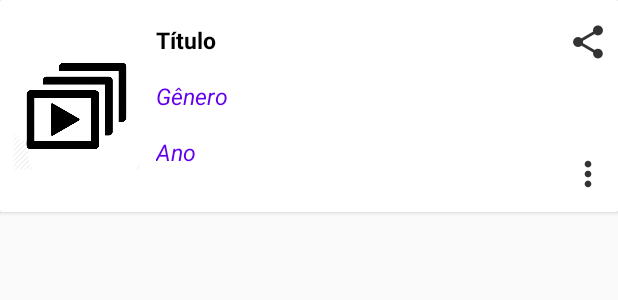
After one commit to artur-auditore/Watch, an Android app: the layout item_serie.xml on its own in the app's theme, with its tools: preview values and no code run, on a phone screen of 412 x 824 dp. The commit adds this screen. Shown: the top 300 px of the screen. Run offline under Robolectric (Android 15) with nearby library versions, the phone set to English and light mode, and no system bars.

Commit message:
Layout da lista de séries melhorado

```diff
--- a/app/src/main/AndroidManifest.xml
+++ b/app/src/main/AndroidManifest.xml
@@ -2,7 +2,9 @@
 <manifest xmlns:android="http://schemas.android.com/apk/res/android"
           xmlns:tools="http://schemas.android.com/tools"
           package="com.example.artur.watch">
+    <uses-permission android:name="android.permission.INTERNET">
 
+    </uses-permission>
     <application
             android:name=".dal.App"
             android:icon="@mipmap/ic_laucher_2"
--- /dev/null
+++ b/app/src/main/res/layout/item_serie.xml
@@ -0,0 +1,107 @@
+<?xml version="1.0" encoding="utf-8"?>
+<android.support.v7.widget.CardView
+        android:layout_width="match_parent"
+        android:layout_height="wrap_content"
+        xmlns:android="http://schemas.android.com/apk/res/android"
+        android:clickable="true"
+        android:foreground="?android:selectableItemBackground"
+        xmlns:tools="http://schemas.android.com/tools">
+
+    <LinearLayout
+            android:orientation="horizontal"
+            android:background="#FFFFFF"
+            android:layout_width="match_parent"
+            android:layout_height="wrap_content">
+
+
+        <ImageView android:layout_width="86dp"
+                   android:src="@mipmap/icone_serie_black"
+                   android:layout_height="125dp"
+                   android:layout_marginStart="8dp"
+                   android:layout_marginEnd="2dp"
+                   android:layout_marginBottom="8dp"
+                   android:layout_marginTop="8dp"
+                   android:id="@+id/imageSerie"/>
+
+        <LinearLayout
+                android:orientation="vertical"
+                android:layout_marginTop="8dp"
+                android:layout_weight="1"
+                android:layout_marginBottom="8dp"
+                android:layout_width="0dp"
+                android:layout_height="match_parent">
+
+            <TextView
+                    android:id="@+id/titulo_serie"
+                    android:layout_width="wrap_content"
+                    android:layout_height="wrap_content"
+                    android:textSize="15sp"
+                    android:textColor="@color/colorPrimary"
+                    android:textStyle="bold"
+                    tools:text="Título"
+                    android:layout_marginEnd="8dp"
+                    android:layout_marginStart="8dp"
+                    android:layout_marginTop="8dp"
+                    android:layout_marginBottom="8dp"
+            />
+
+            <TextView
+                    android:id="@+id/genero_serie"
+                    android:layout_width="wrap_content"
+                    android:layout_height="wrap_content"
+                    android:textSize="15sp"
+                    android:textColor="@color/design_default_color_primary"
+                    android:textStyle="italic"
+                    tools:text="Gênero"
+                    android:layout_marginEnd="8dp"
+                    android:layout_marginStart="8dp"
+                    android:layout_marginTop="8dp"
+                    android:layout_marginBottom="8dp"/>
+
+            <TextView
+                    android:id="@+id/ano_serie"
+                    android:layout_width="wrap_content"
+                    android:layout_height="wrap_content"
+                    android:textSize="15sp"
+                    android:textColor="@color/design_default_color_primary"
+                    android:textStyle="italic"
+                    tools:text="Ano"
+                    android:layout_marginEnd="8dp"
+                    android:layout_marginStart="8dp"
+                    android:layout_marginBottom="8dp"
+                    android:layout_marginTop="8dp"
+            />
+
+        </LinearLayout>
+
+        <LinearLayout
+                android:orientation="vertical"
+                android:layout_marginBottom="8dp"
+                android:layout_marginTop="8dp"
+                android:layout_marginStart="4dp"
+                android:layout_marginEnd="8dp"
+                android:gravity="end"
+                android:layout_width="wrap_content"
+                android:layout_height="match_parent">
+
+            <ImageButton
+                    android:id="@+id/imageCompartilhar"
+                    android:background="@drawable/ic_action_compartilhar"
+                    android:layout_width="wrap_content"
+                    android:layout_marginTop="8dp"
+                    android:layout_marginStart="2dp"
+                    android:layout_marginBottom="64dp"
+                    android:layout_height="wrap_content"/>
+
+            <ImageButton
+                    android:id="@+id/imageOpcoes"
+                    android:background="@drawable/ic_action_opcoes"
+                    android:layout_width="wrap_content"
+                    android:layout_marginStart="8dp"
+                    android:layout_height="wrap_content"/>
+
+        </LinearLayout>
+
+    </LinearLayout>
+
+</android.support.v7.widget.CardView>
```
Also changed, not shown: app/src/main/java/com/example/artur/watch/Adapter/SeriesAdapter.kt (+49 -11 lines), app/src/main/java/com/example/artur/watch/FormularioPostActivity.kt (+12 -3 lines), app/src/main/res/layout/item_filme.xml (deleted, +0 -85 lines), app/src/main/res/drawable-hdpi/ic_action_compartilhar.png (added), app/src/main/res/drawable-hdpi/ic_action_opcoes.png, app/src/main/res/drawable-mdpi/ic_action_compartilhar.png (added), app/src/main/res/drawable-mdpi/ic_action_opcoes.png, app/src/main/res/drawable-xhdpi/ic_action_compartilhar.png (added), app/src/main/res/drawable-xhdpi/ic_action_opcoes.png, app/src/main/res/drawable-xxhdpi/ic_action_compartilhar.png (added), app/src/main/res/drawable-xxhdpi/ic_action_opcoes.png, app/src/main/res/drawable-xxxhdpi/ic_action_compartilhar.png (added), app/src/main/res/drawable-xxxhdpi/ic_action_opcoes.png, app/src/main/res/mipmap-hdpi/icone_serie_black.png (added), 2 other files.
